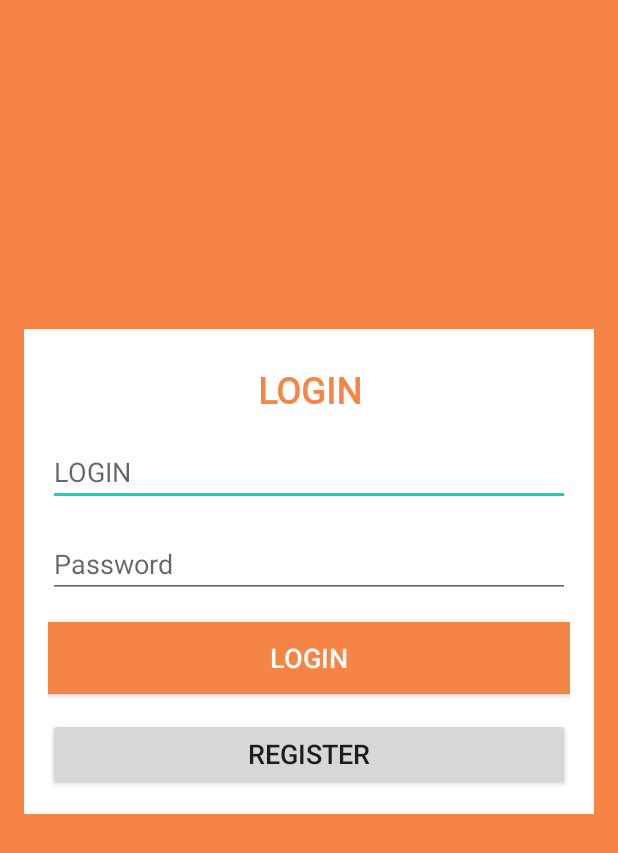
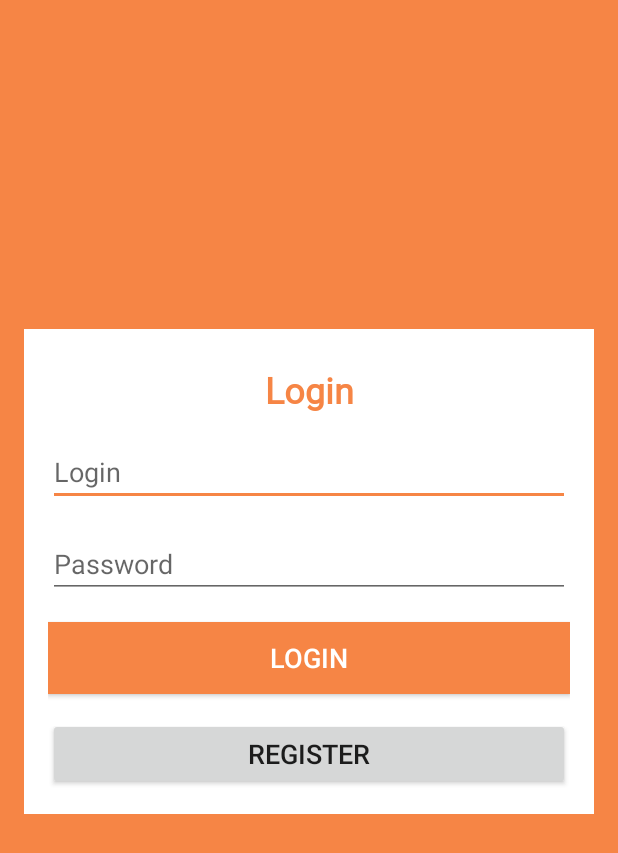
Before and after one commit to kLotZ1/MyNotes, an Android app: the layout activity_main.xml on its own in the app's theme, with its tools: preview values and no code run, on a phone screen of 412 x 824 dp. Shown: the top 853 px of the screen. Run offline under Robolectric (Android 15) with nearby library versions, the phone set to English and light mode, and no system bars.

```diff
--- a/app/build.gradle
+++ b/app/build.gradle
@@ -1,7 +1,8 @@
 apply plugin: 'com.android.application'
 apply plugin: 'kotlin-android'
 apply plugin: 'kotlin-android-extensions'
-apply plugin: "org.jetbrains.kotlin.kapt"
+apply plugin: 'kotlin-kapt'
+
 
 android {
     compileSdkVersion 29
--- a/app/src/main/res/layout/activity_main.xml
+++ b/app/src/main/res/layout/activity_main.xml
@@ -1,4 +1,11 @@
 <?xml version="1.0" encoding="utf-8"?>
+<layout>
+    <data>
+    <variable
+        name="viewModel"
+        type="com.example.mynotes.viewmodels.MainActivityViewModel" />
+    </data>
+
     <androidx.constraintlayout.widget.ConstraintLayout xmlns:android="http://schemas.android.com/apk/res/android"
         xmlns:app="http://schemas.android.com/apk/res-auto"
         xmlns:tools="http://schemas.android.com/tools"
@@ -92,3 +99,4 @@
                 android:textSize="18sp" />
         </LinearLayout>
     </androidx.constraintlayout.widget.ConstraintLayout>
+</layout>
--- a/app/src/main/res/values/strings.xml
+++ b/app/src/main/res/values/strings.xml
@@ -1,7 +1,7 @@
 <resources>
     <string name="app_name">MyNotes</string>
-    <string name="login">LOGIN</string>
-    <string name="register">REGISTER</string>
+    <string name="login">Login</string>
+    <string name="register">Register</string>
     <string name="password">Password</string>
     <string name="confirmPassword">Confirm password</string>
     <string name="name">Name</string>
--- a/app/src/main/res/values/styles.xml
+++ b/app/src/main/res/values/styles.xml
@@ -1,11 +1,11 @@
 <resources>
 
     <!-- Base application theme. -->
-    <style name="AppTheme" parent="Theme.AppCompat.Light.DarkActionBar">
+    <style name="AppTheme" parent="Theme.AppCompat.Light.NoActionBar">
         <!-- Customize your theme here. -->
-        <item name="colorPrimary">@color/colorPrimary</item>
-        <item name="colorPrimaryDark">@color/colorPrimaryDark</item>
-        <item name="colorAccent">@color/colorAccent</item>
+        <item name="colorPrimary">@color/mainColor</item>
+        <item name="colorPrimaryDark">@color/mainColor</item>
+        <item name="colorAccent">@color/mainColor</item>
     </style>
 
 </resources>
```
Also changed, not shown: app/src/main/java/com/example/mynotes/model/api/APIRepository.kt (added, +60 -0 lines), app/src/main/java/com/example/mynotes/viewmodels/MainActivityViewModel.kt (added, +26 -0 lines). Lines whose indentation alone changed are shown as unchanged.
